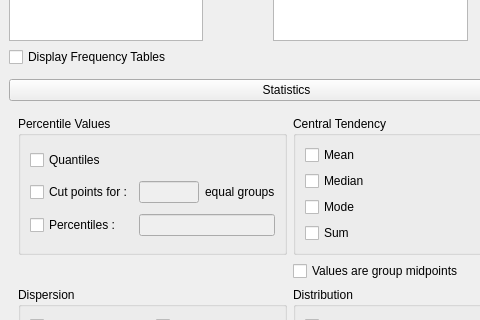
Old version of the form JASP-Desktop/analysisforms/descriptives.ui in the repository jasp-stats/jasp-desktop; both pictures show x 0 to 480 and y 168 to 488 of the 573 by 981 pixel window.
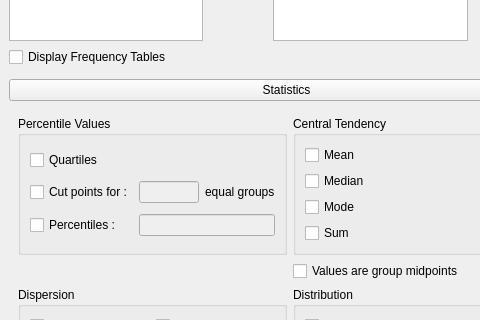
New version of the form. Custom widgets are drawn as their Qt base class.

The edit to the form file:
```diff
--- a/JASP-Desktop/analysisforms/descriptives.ui
+++ b/JASP-Desktop/analysisforms/descriptives.ui
@@ -195,7 +195,7 @@
             <item row="0" column="0" colspan="2">
              <widget class="BoundCheckBox" name="statisticsPercentileValuesQuantiles">
               <property name="text">
-               <string>Quantiles</string>
+               <string>Quartiles</string>
               </property>
              </widget>
             </item>
```
Left out of the diff: 38 changed lines with no effect on the pictures.
